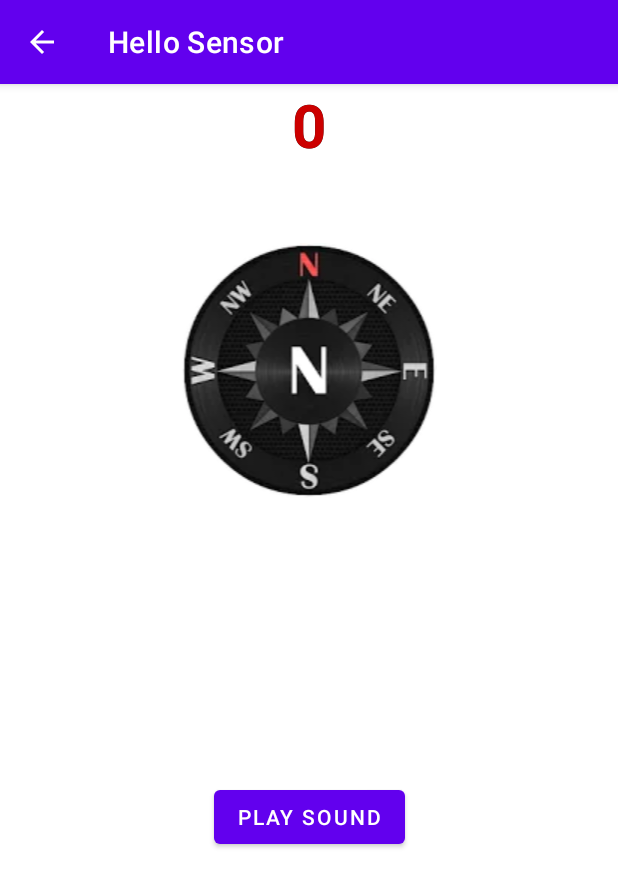
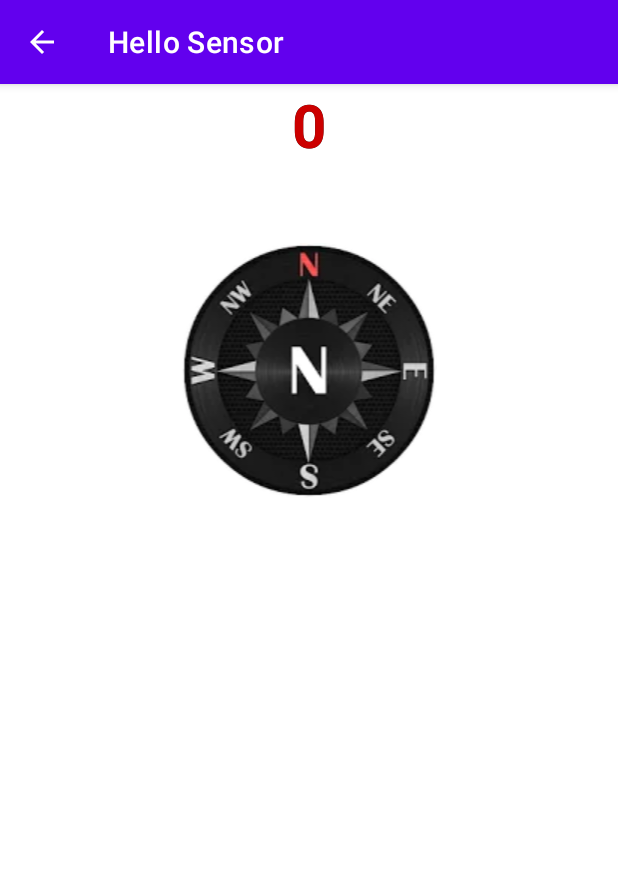
Before and after one commit to philip-soderbom/HelloSensor, an Android app: the CompassActivity screen opened directly, with no data from a screen before it, on a phone screen of 412 x 824 dp. Shown: the top 887 px of the screen. Run offline under Robolectric (Android 15) with nearby library versions, the phone set to English and light mode, and no system bars.

Commit message:
Playing sound when pointing north Added onDestroy()

```diff
--- a/app/src/main/java/com/example/hellosensor/CompassActivity.java
+++ b/app/src/main/java/com/example/hellosensor/CompassActivity.java
@@ -27,6 +27,7 @@ public class CompassActivity extends AppCompatActivity implements SensorEventLis
     private Sensor mRotationV, mAccelerometer, mMagnetometer;
     float[] rMat = new float[9];
     float[] orientation = new float[9];
+    MediaPlayer mp;
 
     private float[] mLastAccelerometer = new float[3];
     private float[] mLastMagnetometer = new float[3];
@@ -44,19 +45,15 @@ public class CompassActivity extends AppCompatActivity implements SensorEventLis
         img_compass = (ImageView) findViewById(R.id.img_compass);
         txt_azimuth = (TextView) findViewById(R.id.txt_azimuth);
         txt_north = (TextView) findViewById(R.id.txt_north);
-
-
-        final MediaPlayer mp = MediaPlayer.create(this, R.raw.success_bell);
-        Button playSoundBtn = (Button) findViewById(R.id.play_sound);
-
-        playSoundBtn.setOnClickListener(new View.OnClickListener() {
-            @Override
-            public void onClick(View v) {
-                    mp.start();
-            }
-        });
+        mp = MediaPlayer.create(this, R.raw.success_bell);
 
         start();
+    }
+
+    public void onDestroy() {
+        super.onDestroy();
+        mp.stop();
+
     }
 
     @Override
@@ -95,8 +92,11 @@ public class CompassActivity extends AppCompatActivity implements SensorEventLis
     }
 
     private void detectDirection(int mAzimuth) {
-        if (mAzimuth >= 350 || mAzimuth <= 10)
+        if (mAzimuth >= 350 || mAzimuth <= 10) {
             direction = "N";
+            playSound();
+        }
+
         if (mAzimuth < 350 && mAzimuth > 280)
             direction = "NW";
         if (mAzimuth <= 280 && mAzimuth > 260)
@@ -189,6 +189,10 @@ public class CompassActivity extends AppCompatActivity implements SensorEventLis
         }
     }
 
+    public void playSound() {
+        mp.start();
+    }
+
 
 
 }
--- a/app/src/main/res/layout/activity_compass.xml
+++ b/app/src/main/res/layout/activity_compass.xml
@@ -53,15 +53,5 @@
 
     </ImageView>
 
-    <Button
-        android:id="@+id/play_sound"
-        android:layout_width="wrap_content"
-        android:layout_height="wrap_content"
-        android:layout_marginBottom="255dp"
-        android:text="@string/play_sound_btn"
-        app:layout_constraintBottom_toBottomOf="parent"
-        app:layout_constraintEnd_toEndOf="parent"
-        app:layout_constraintStart_toStartOf="parent" />
-
 
 </androidx.constraintlayout.widget.ConstraintLayout>
```
Also changed, not shown: 1 other file.
